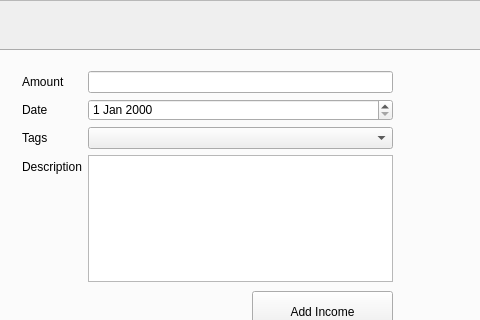
Before: the Qt Designer form resources/main_tabs.ui in jt-thorpe/flow, drawn with Qt 5; both pictures show x 391 to 871 and y 0 to 320 of the 1200 by 900 pixel window.
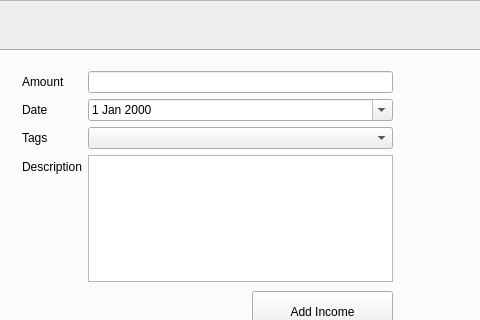
After: the same form once the commit is applied. The open tabs and pages were chosen to show the change.

What changed in the file:
```diff
--- a/resources/main_tabs.ui
+++ b/resources/main_tabs.ui
@@ -151,7 +151,11 @@
            </widget>
           </item>
           <item row="1" column="1">
-           <widget class="QDateEdit" name="income_date_edit"/>
+           <widget class="QDateEdit" name="income_date_edit">
+            <property name="calendarPopup">
+             <bool>true</bool>
+            </property>
+           </widget>
           </item>
           <item row="2" column="0">
            <widget class="QLabel" name="income_tags_label">
```
Left out of the diff: 8 changed lines with no effect on the pictures.
